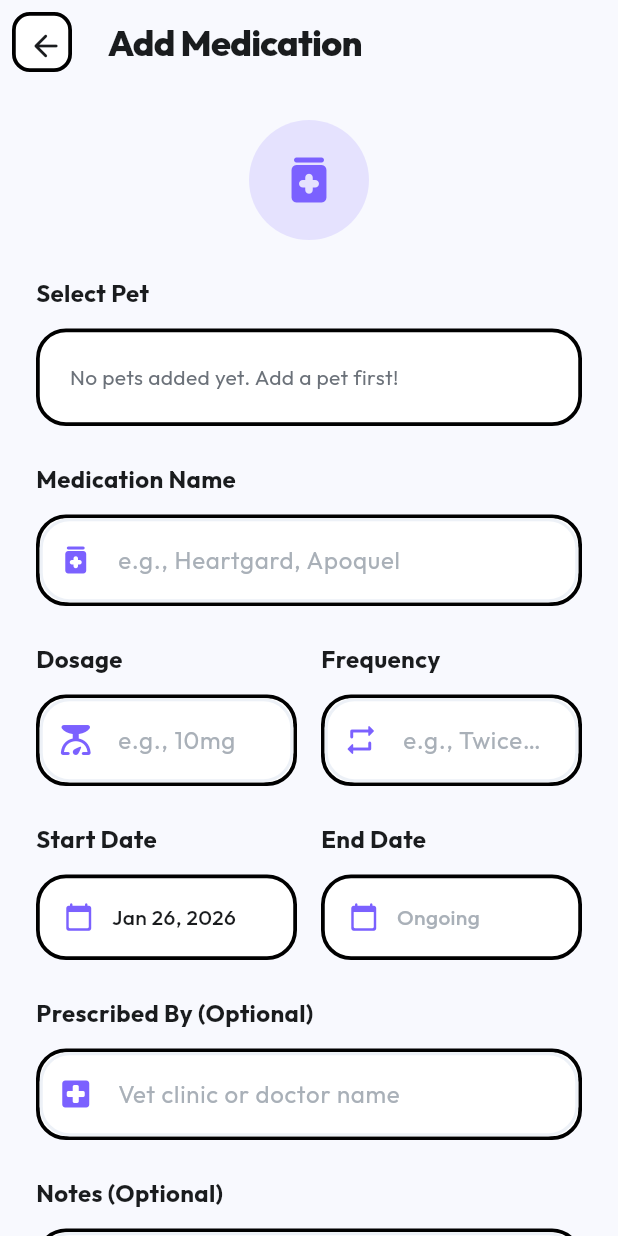
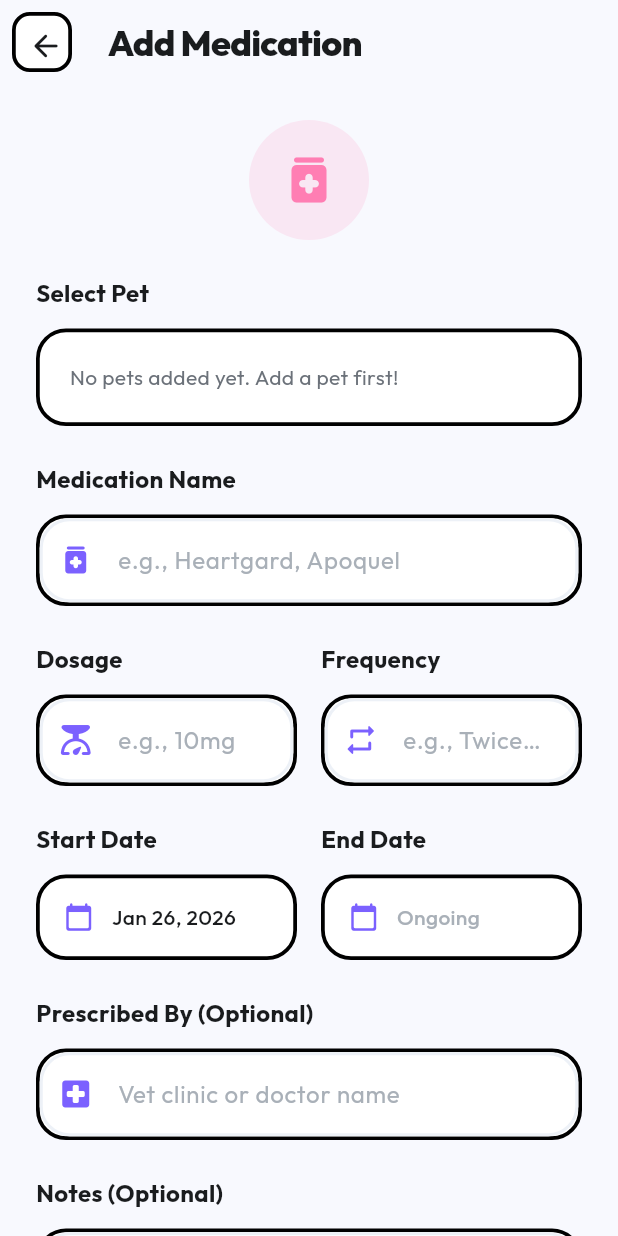
Before and after one commit to DillanMilo/pawpal2.0, a Flutter app: the AddMedicationScreen screen opened by its route, on a phone screen of 412 x 824 dp. Run offline on Flutter 3.47's test engine with Material 3 defaults, Android fonts, the phone set to English and light mode, and no system bars; drawn by our look-alikes of flutter_animate; our stand-ins replace cached_network_image, fl_chart, flutter_local_notifications, flutter_spinkit, geolocator, go_router and 7 more; accounts and stored records are empty.

```diff
--- a/lib/widgets/activity_icon.dart
+++ b/lib/widgets/activity_icon.dart
@@ -71,18 +71,29 @@ class ActivityIcon extends StatelessWidget {
 
     switch (type.toLowerCase()) {
       case 'walk':
-        return AppTheme.secondaryColor;
+        return AppTheme.secondaryColor; // Teal
       case 'play':
-        return AppTheme.accentColor;
+        return AppTheme.accentColor; // Yellow
       case 'feed':
-        return AppTheme.accentMint;
+        return AppTheme.accentMint; // Mint green
       case 'groom':
-        return AppTheme.accentPeach;
+      case 'grooming':
+        return AppTheme.accentPeach; // Peach/Orange
       case 'vet':
       case 'vet visit':
-        return AppTheme.primaryColor;
+        return AppTheme.errorColor; // Red for medical
+      case 'medication':
+        return AppTheme.accentRose; // Pink
       case 'log':
-        return AppTheme.accentLavender;
+        return AppTheme.accentLavender; // Lavender
+      case 'add':
+        return AppTheme.primaryColor; // Purple for add pet
+      case 'social':
+        return const Color(0xFF74B9FF); // Light blue
+      case 'rest':
+        return AppTheme.textLight; // Gray
+      case 'train':
+        return AppTheme.primaryColor; // Purple
       default:
         return AppTheme.primaryColor;
     }
```
